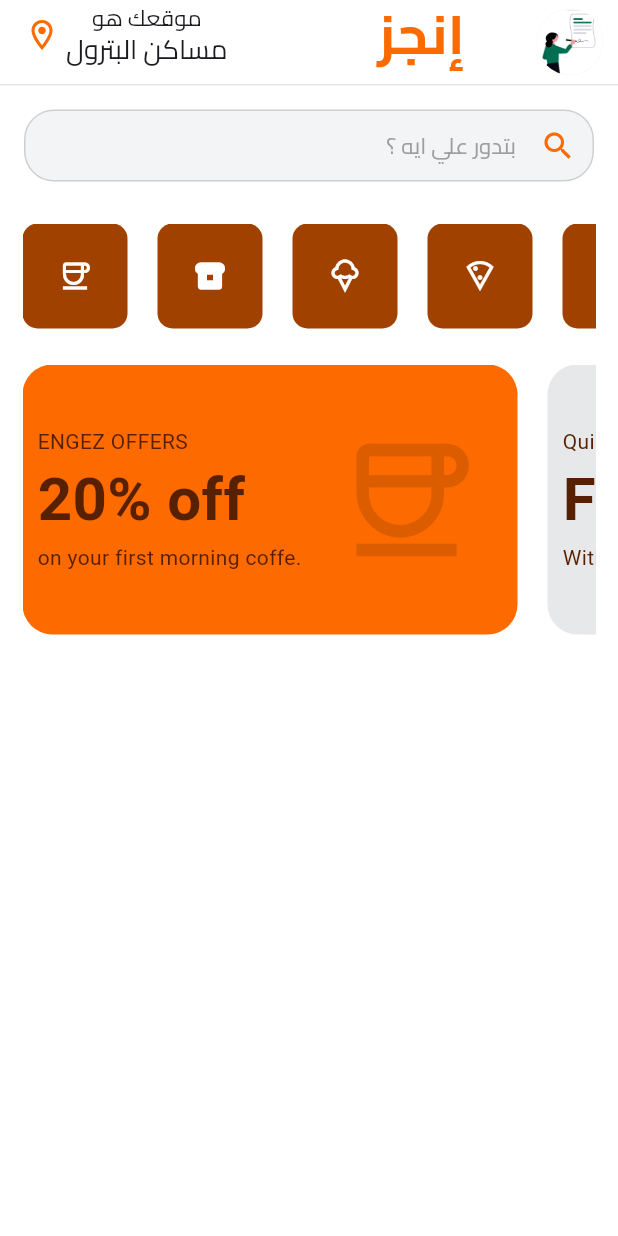
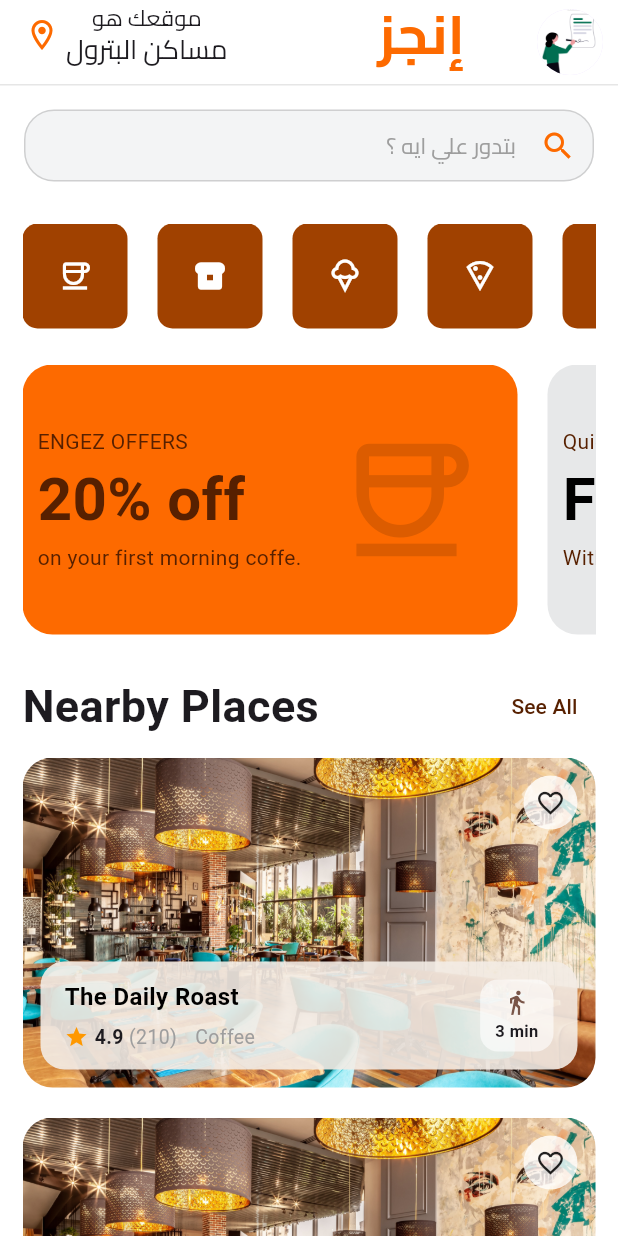
Before and after one commit to moalaa125/engez, a Flutter app: the screen it shows after launch, on a phone screen of 412 x 824 dp. Run offline on Flutter 3.47's test engine with Material 3 defaults, Android fonts, the phone set to English and light mode, and no system bars; our stand-ins replace equatable, firebase_auth, firebase_core, flutter_bloc, flutter_screenutil, google_fonts and 1 more; accounts and stored records are empty.

Commit message:
implement place_card

```diff
--- a/lib/features/auth/presentation/screens/home_screen.dart
+++ b/lib/features/auth/presentation/screens/home_screen.dart
@@ -1,5 +1,6 @@
 import 'package:engez/constants/my_colors.dart';
 import 'package:engez/widgets/custom_icon_button.dart';
+import 'package:engez/widgets/place_card.dart';
 import 'package:flutter/material.dart';
 import 'package:flutter_screenutil/flutter_screenutil.dart';
 
@@ -167,7 +168,7 @@
                         style: TextStyle(
                           fontSize: 40,
                           fontWeight: FontWeight.bold,
-                          color: Color(0xFF572000),
+                          color: Colors.black,
                         ),
                       ),
                       Text(
@@ -184,6 +185,55 @@
           ),
         ],
       ),
+    ),
+  );
+}
+
+Widget _buildNearbyPlaces() {
+  return Padding(
+    padding: const EdgeInsets.symmetric(horizontal: 15, vertical: 12),
+    child: Column(
+      children: [
+        Row(
+          mainAxisAlignment: MainAxisAlignment.spaceBetween,
+          children: [
+            const Text(
+              'Nearby Places',
+              style: TextStyle(fontSize: 30, fontWeight: FontWeight.bold),
+            ),
+            TextButton(
+              onPressed: () {}, // TODO: see all logic
+              child: const Text(
+                'See All',
+                style: TextStyle(color: Color(0xFF572000)),
+              ),
+            ),
+          ],
+        ),
+        const SizedBox(height: 10),
+
+        PlaceCard(
+          imagePath: 'assets/images/cafe1.jpg',
+          title: 'The Daily Roast',
+          rating: '4.9',
+          reviewsCount: '210',
+          category: 'Coffee',
+          distanceTime: '3 min',
+          onFavoriteTap: () {
+          },
+        ),
+        SizedBox(height: 20,),
+        PlaceCard(
+          imagePath: 'assets/images/cafe1.jpg',
+          title: 'The Daily Roast',
+          rating: '4.9',
+          reviewsCount: '210',
+          category: 'Coffee',
+          distanceTime: '3 min',
+          onFavoriteTap: () {
+          },
+        ),
+      ],
     ),
   );
 }
@@ -230,6 +280,7 @@
             Padding(padding: const EdgeInsets.all(16), child: _buidTextField()),
             _buildListOfIcons(),
             _buildOfferSection(),
+            _buildNearbyPlaces(),
           ],
         ),
       ),
--- /dev/null
+++ b/lib/widgets/place_card.dart
@@ -0,0 +1,160 @@
+import 'package:flutter/material.dart';
+
+class PlaceCard extends StatelessWidget {
+  final String imagePath;
+  final String title;
+  final String rating;
+  final String reviewsCount;
+  final String category;
+  final String distanceTime;
+  final VoidCallback? onFavoriteTap;
+
+  const PlaceCard({
+    super.key,
+    required this.imagePath,
+    required this.title,
+    required this.rating,
+    required this.reviewsCount,
+    required this.category,
+    required this.distanceTime,
+    this.onFavoriteTap,
+  });
+
+  @override
+  Widget build(BuildContext context) {
+    return Container(
+      height: 220,
+      width: 400,
+      child: ClipRRect(
+        borderRadius: BorderRadius.circular(20),
+        child: Stack(
+          children: [
+            Positioned.fill(
+              child: Image.asset(
+                imagePath,
+                fit: BoxFit.cover,
+              ),
+            ),
+
+            Positioned(
+              top: 12,
+              right: 12,
+              child: CircleAvatar(
+                backgroundColor: Colors.white.withValues(alpha: .8),
+                radius: 18,
+                child: IconButton(
+                  padding: EdgeInsets.zero,
+                  icon: const Icon(
+                    Icons.favorite_border,
+                    size: 20,
+                    color: Colors.black87,
+                  ),
+                  onPressed: onFavoriteTap ?? () {},
+                ),
+              ),
+            ),
+
+            Positioned(
+              bottom: 12,
+              left: 12,
+              right: 12,
+              child: Container(
+                padding: const EdgeInsets.symmetric(
+                  horizontal: 16,
+                  vertical: 12,
+                ),
+                decoration: BoxDecoration(
+                  color: const Color(0xFFF3ECE5).withValues(alpha: .9),
+                  borderRadius: BorderRadius.circular(16),
+                ),
+                child: Row(
+                  mainAxisAlignment: MainAxisAlignment.spaceBetween,
+                  children: [
+                    // Text Details Column
+                    Column(
+                      crossAxisAlignment: CrossAxisAlignment.start,
+                      mainAxisSize: MainAxisSize.min,
+                      children: [
+                        Text(
+                          title,
+                          style: const TextStyle(
+                            fontWeight: FontWeight.bold,
+                            fontSize: 16,
+                            color: Colors.black,
+                          ),
+                        ),
+                        const SizedBox(height: 6),
+                        Row(
+                          children: [
+                            const Icon(
+                              Icons.star,
+                              color: Colors.orange,
+                              size: 16,
+                            ),
+                            const SizedBox(width: 4),
+                            Text(
+                              rating,
+                              style: const TextStyle(
+                                fontWeight: FontWeight.bold,
+                                fontSize: 13,
+                              ),
+                            ),
+                            Text(
+                              ' ($reviewsCount)',
+                              style: const TextStyle(
+                                color: Colors.grey,
+                                fontSize: 13,
+                              ),
+                            ),
+                            const SizedBox(width: 12),
+                            Text(
+                              category,
+                              style: const TextStyle(
+                                color: Colors.grey,
+                                fontSize: 13,
+                              ),
+                            ),
+                          ],
+                        ),
+                      ],
+                    ),
+
+                    // Walking Time Box
+                    Container(
+                      padding: const EdgeInsets.symmetric(
+                        horizontal: 10,
+                        vertical: 6,
+                      ),
+                      decoration: BoxDecoration(
+                        color: Colors.white.withValues(alpha: .6),
+                        borderRadius: BorderRadius.circular(12),
+                      ),
+                      child: Column(
+                        mainAxisSize: MainAxisSize.min,
+                        children: [
+                          const Icon(
+                            Icons.directions_walk,
+                            size: 18,
+                            color: Colors.brown,
+                          ),
+                          const SizedBox(height: 2),
+                          Text(
+                            distanceTime,
+                            style: const TextStyle(
+                              fontSize: 11,
+                              fontWeight: FontWeight.bold,
+                            ),
+                          ),
+                        ],
+                      ),
+                    ),
+                  ],
+                ),
+              ),
+            ),
+          ],
+        ),
+      ),
+    );
+  }
+}
```
Also changed, not shown: assets/images/cafe1.jpg (added).
